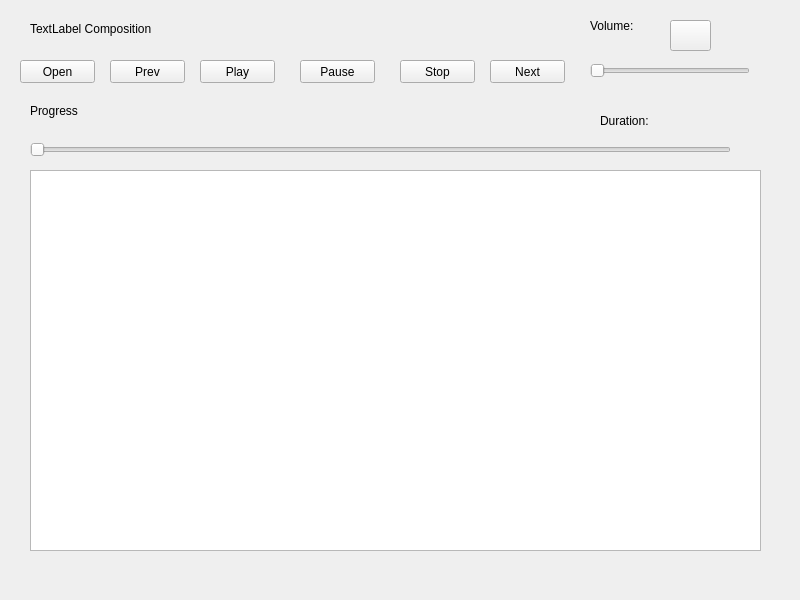
RomanTer87/QtMediaPlayer, file widget.ui: the form before one commit.
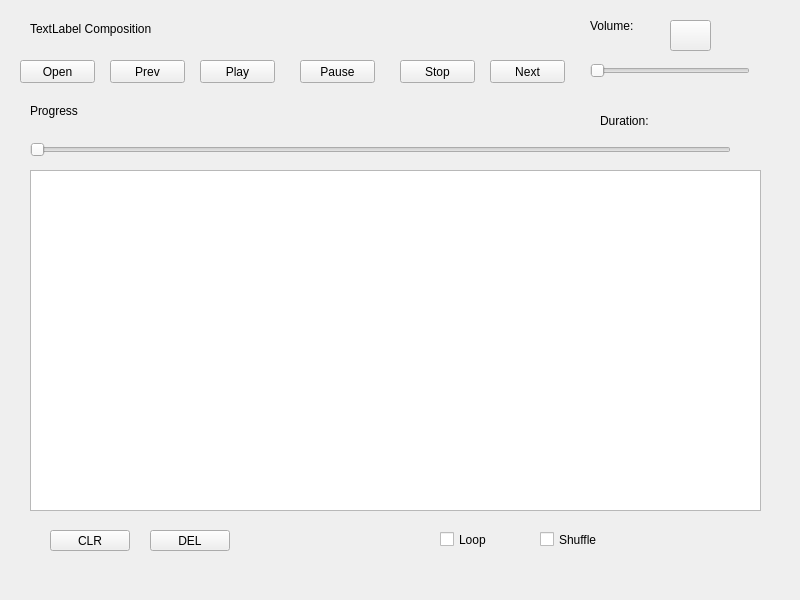
The form after the commit. Icons and pictures are not drawn.

Commit message: MediaPlayer in proccess

Diff of the .ui file:
```diff
--- a/widget.ui
+++ b/widget.ui
@@ -192,10 +192,62 @@
      <x>30</x>
      <y>170</y>
      <width>731</width>
-     <height>381</height>
+     <height>341</height>
     </rect>
    </property>
   </widget>
+  <widget class="QCheckBox" name="checkBoxLoop">
+   <property name="geometry">
+    <rect>
+     <x>440</x>
+     <y>530</y>
+     <width>72</width>
+     <height>19</height>
+    </rect>
+   </property>
+   <property name="text">
+    <string>Loop</string>
+   </property>
+  </widget>
+  <widget class="QCheckBox" name="checkBoxShuffle">
+   <property name="geometry">
+    <rect>
+     <x>540</x>
+     <y>530</y>
+     <width>72</width>
+     <height>19</height>
+    </rect>
+   </property>
+   <property name="text">
+    <string>Shuffle</string>
+   </property>
+  </widget>
+  <widget class="QPushButton" name="pushButtonCLR">
+   <property name="geometry">
+    <rect>
+     <x>50</x>
+     <y>530</y>
+     <width>80</width>
+     <height>21</height>
+    </rect>
+   </property>
+   <property name="text">
+    <string>CLR</string>
+   </property>
+  </widget>
+  <widget class="QPushButton" name="pushButtonDEL">
+   <property name="geometry">
+    <rect>
+     <x>150</x>
+     <y>530</y>
+     <width>80</width>
+     <height>21</height>
+    </rect>
+   </property>
+   <property name="text">
+    <string>DEL</string>
+   </property>
+  </widget>
  </widget>
  <resources>
   <include location="Icons.qrc"/>
```
The commit also changes 2 other files.
